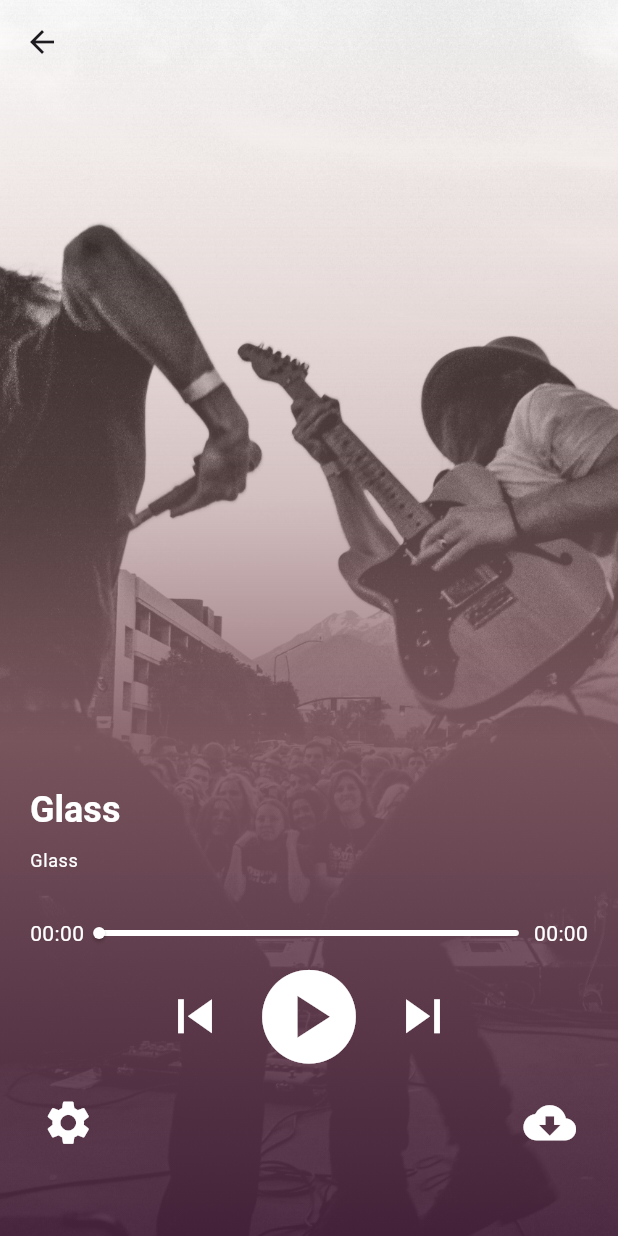
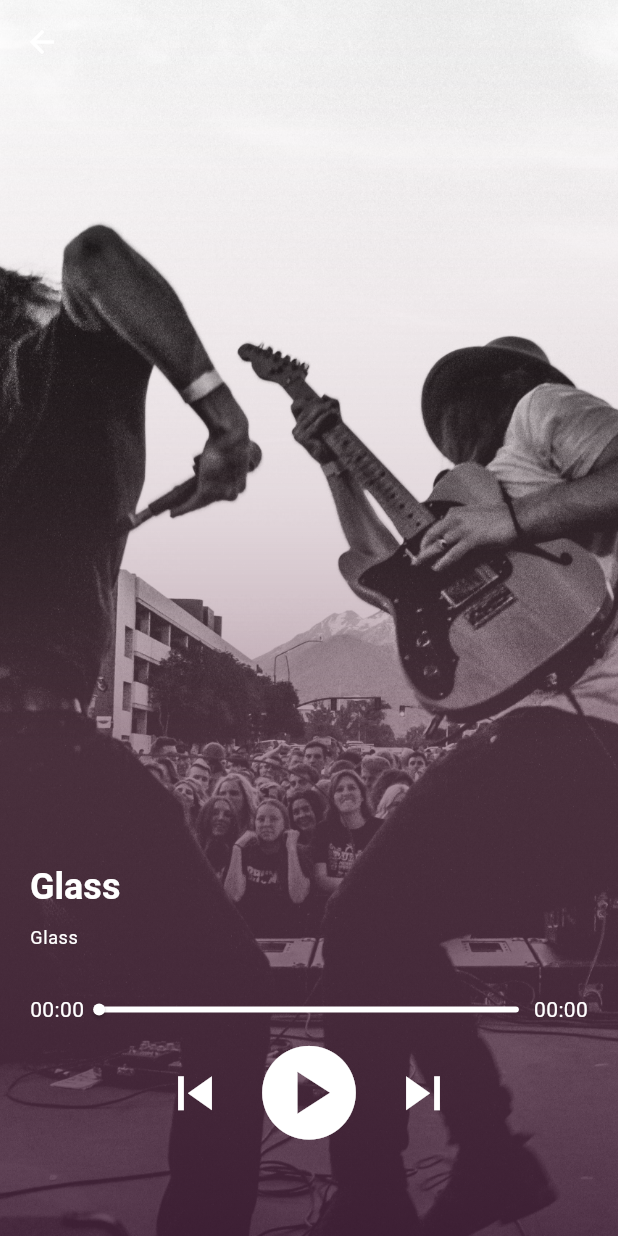
Before and after one commit to Nabilatusya/eternalmusic-mobile, a Flutter app: the screen it shows after launch, after a tap on "Glass", on a phone screen of 412 x 824 dp. Run offline on Flutter 3.47's test engine with Material 3 defaults, Android fonts, the phone set to English and light mode, and no system bars; our stand-ins replace get, google_fonts, just_audio, rxdart, supabase_flutter; accounts and stored records are empty; network calls fail.

Commit message:
bismillah bisa sampe demo akhir 1

```diff
--- a/lib/screens/home_screen.dart
+++ b/lib/screens/home_screen.dart
@@ -4,6 +4,7 @@ import 'package:musicplayer_app/widgets/section_header.dart';
 import 'package:musicplayer_app/widgets/song_card.dart';
 import '../models/playlist_model.dart';
 import 'package:musicplayer_app/models/song_models.dart';
+import 'package:google_fonts/google_fonts.dart';
 
 class HomeScreen extends StatelessWidget {
   const HomeScreen({Key? key}) : super(key: key);
@@ -20,7 +21,7 @@ class HomeScreen extends StatelessWidget {
           end: Alignment.bottomCenter,
           colors: [
             Color(0x49243E).withOpacity(0.9),
-            Color(0xDBAFA0).withOpacity(0.9),
+            Color(0xBB8493).withOpacity(0.9),
           ],
         ),
       ),
@@ -186,10 +187,10 @@ class _CustomNavBar extends StatelessWidget {
           icon: Icon(Icons.play_circle_outline),
           label: 'Play',
         ),
-        BottomNavigationBarItem(
-          icon: Icon(Icons.people_outline),
-          label: 'Profile',
-        ),
+        // BottomNavigationBarItem(
+        //   icon: Icon(Icons.people_outline),
+        //   label: 'Profile',
+        // ),
       ],
     );
   }
@@ -205,17 +206,27 @@ class _CustomAppBar extends StatelessWidget implements PreferredSizeWidget {
     return AppBar(
       backgroundColor: Colors.transparent,
       elevation: 0,
-      leading: const Icon(Icons.grid_view_rounded, color: Colors.white),
-      actions: [
-        Container(
-          margin: const EdgeInsets.only(right: 20),
-          child: const CircleAvatar(
-            backgroundImage: NetworkImage(
-              'https://images.unsplash.com/photo-1659025435463-a039676b45a0?ixlib=rb-1.2.1&ixid=MnwxMjA3fDB8MHxwaG90by1wYWdlfHx8fGVufDB8fHx8&auto=format&fit=crop&w=1287&q=80',
-            ),
-          ),
+      title: Text(
+        'EternalMusic',
+        style: TextStyle(
+          color: Colors.white,
+          fontSize: 20, // Ukuran teks
+          fontFamily: 'Jacquard 24', // Ganti dengan font dari Google Fonts
+          fontWeight: FontWeight.bold, // Atur ketebalan teks
         ),
-      ],
+      ),
+      centerTitle: true, // Untuk meletakkan judul di tengah
+      // leading: const Icon(Icons.grid_view_rounded, color: Colors.white),
+      // actions: [
+      //   Container(
+      //     margin: const EdgeInsets.only(right: 20),
+      //     child: const CircleAvatar(
+      //       backgroundImage: NetworkImage(
+      //         'https://images.unsplash.com/photo-1659025435463-a039676b45a0?ixlib=rb-1.2.1&ixid=MnwxMjA3fDB8MHxwaG90by1wYWdlfHx8fGVufDB8fHx8&auto=format&fit=crop&w=1287&q=80',
+      //       ),
+      //     ),
+      //   ),
+      // ],
     );
   }
 
--- a/lib/screens/playlist_screen.dart
+++ b/lib/screens/playlist_screen.dart
@@ -15,8 +15,8 @@ class PlaylistScreen extends StatelessWidget {
           begin: Alignment.topCenter,
           end: Alignment.bottomCenter,
           colors: [
-            Color(0x49243E).withOpacity(0.9),
-            Color(0xDBAFA0).withOpacity(0.9),
+            Color(0x49243E).withOpacity(0.3),
+            Color(0xBB8493).withOpacity(0.3),
           ],
         ),
       ),
@@ -25,6 +25,16 @@ class PlaylistScreen extends StatelessWidget {
         appBar: AppBar(
             backgroundColor: Colors.transparent,
             elevation: 0,
+            leading: IconButton(
+              icon: Icon(
+                Icons.arrow_back,
+                color: Colors.white,
+              ),
+              onPressed: () {
+                Navigator.of(context)
+                    .pop(); // Fungsi untuk kembali ke layar sebelumnya
+              },
+            ),
             title: const Text(
               'Playlist',
               style: TextStyle(
@@ -117,7 +127,7 @@ class _PlayOrShuffleSwitchState extends State<_PlayOrShuffleSwitch> {
         width: width,
         decoration: BoxDecoration(
           color: Colors.white,
-          borderRadius: BorderRadius.circular(15),
+          borderRadius: BorderRadius.circular(20),
         ),
         child: Stack(
           children: [
@@ -128,8 +138,8 @@ class _PlayOrShuffleSwitchState extends State<_PlayOrShuffleSwitch> {
                 height: 50,
                 width: width * 0.45,
                 decoration: BoxDecoration(
-                  color: Color(0x49243E),
-                  borderRadius: BorderRadius.circular(15),
+                  color: Color(0xFFBB8493),
+                  borderRadius: BorderRadius.circular(20),
                 ),
               ),
             ),
@@ -164,7 +174,7 @@ class _PlayOrShuffleSwitchState extends State<_PlayOrShuffleSwitch> {
                         child: Text(
                           'Shuffle',
                           style: TextStyle(
-                            color: isPlay ? Color(0x49243E) : Colors.white,
+                            color: isPlay ? Color(0xFF704264) : Colors.white,
                             fontSize: 17,
                           ),
                         ),
@@ -172,7 +182,7 @@ class _PlayOrShuffleSwitchState extends State<_PlayOrShuffleSwitch> {
                       const SizedBox(width: 10),
                       Icon(
                         Icons.shuffle,
-                        color: isPlay ? Color(0x49243E) : Colors.white,
+                        color: isPlay ? Color(0xFF704264) : Colors.white,
                       ),
                     ],
                   ),
--- a/lib/screens/song_screen.dart
+++ b/lib/screens/song_screen.dart
@@ -56,6 +56,16 @@ class _SongScreenState extends State<SongScreen> {
       appBar: AppBar(
         backgroundColor: Colors.transparent,
         elevation: 0,
+        leading: IconButton(
+          icon: Icon(
+            Icons.arrow_back,
+            color: Colors.white,
+          ),
+          onPressed: () {
+            Navigator.of(context)
+                .pop(); // Fungsi untuk kembali ke layar sebelumnya
+          },
+        ),
       ),
       extendBodyBehindAppBar: true,
       body: Stack(
@@ -133,24 +143,24 @@ class _MusicPlayer extends StatelessWidget {
           Row(
             mainAxisAlignment: MainAxisAlignment.spaceBetween,
             crossAxisAlignment: CrossAxisAlignment.center,
-            children: [
-              IconButton(
-                iconSize: 35,
-                onPressed: () {},
-                icon: const Icon(
-                  Icons.settings,
-                  color: Colors.white,
-                ),
-              ),
-              IconButton(
-                iconSize: 35,
-                onPressed: () {},
-                icon: const Icon(
-                  Icons.cloud_download,
-                  color: Colors.white,
-                ),
-              ),
-            ],
+            // children: [
+            //   IconButton(
+            //     iconSize: 35,
+            //     onPressed: () {},
+            //     icon: const Icon(
+            //       Icons.settings,
+            //       color: Colors.white,
+            //     ),
+            //   ),
+            //   IconButton(
+            //     iconSize: 35,
+            //     onPressed: () {},
+            //     icon: const Icon(
+            //       Icons.cloud_download,
+            //       color: Colors.white,
+            //     ),
+            //   ),
+            // ],
           ),
         ],
       ),
@@ -188,8 +198,8 @@ class _BackgroundFilter extends StatelessWidget {
             begin: Alignment.topCenter,
             end: Alignment.bottomCenter,
             colors: [
-                Color(0xDBAFA0).withOpacity(0.9),
-               Color(0x49243E).withOpacity(0.9),
+              Color(0xBB8493).withOpacity(0.18),
+              Color(0x49243E).withOpacity(0.8),
             ],
           ),
         ),
--- a/lib/widgets/playlist_card.dart
+++ b/lib/widgets/playlist_card.dart
@@ -61,7 +61,7 @@ class PlaylistCard extends StatelessWidget {
             IconButton(
               onPressed: () {},
               icon: const Icon(
-                Icons.play_circle,
+                Icons.play_circle_fill_outlined,
                 color: Colors.white,
               ),
             ),
--- a/lib/widgets/song_card.dart
+++ b/lib/widgets/song_card.dart
@@ -36,11 +36,19 @@ class SongCard extends StatelessWidget {
             ),
             Container(
               height: 50,
-              width: MediaQuery.of(context).size.width * 0.37,
+              width: MediaQuery.of(context).size.width * 0.38,
               margin: const EdgeInsets.only(bottom: 10),
               decoration: BoxDecoration(
-                borderRadius: BorderRadius.circular(15.0),
-                color: Colors.white.withOpacity(0.8),
+                borderRadius: BorderRadius.circular(22.0),
+                gradient: LinearGradient(
+                  begin: Alignment.bottomLeft,
+                  end: Alignment.bottomRight,
+                  colors: [
+                    Colors.black.withOpacity(0.8),
+                    Colors.white10
+                        .withOpacity(0.3), // Warna kedua untuk gradasi
+                  ],
+                ),
               ),
               child: Row(
                 mainAxisAlignment: MainAxisAlignment.spaceAround,
@@ -52,7 +60,7 @@ class SongCard extends StatelessWidget {
                       Text(
                         song.title,
                         style: Theme.of(context).textTheme.bodyLarge!.copyWith(
-                              color: Color(0xFF49243E),
+                              color: Colors.white,
                               fontWeight: FontWeight.bold,
                             ),
                       ),
@@ -60,14 +68,15 @@ class SongCard extends StatelessWidget {
                         song.description,
                         style: Theme.of(context).textTheme.bodySmall!.copyWith(
                               color: Colors.white,
-                              fontWeight: FontWeight.bold,
+                              fontWeight: FontWeight.normal,
                             ),
                       ),
                     ],
                   ),
                   const Icon(
-                    Icons.play_circle,
-                    color: Color(0xFF49243E),
+                    Icons.play_circle_outline_rounded,
+                    color: Colors.white,
+                    size: 32,
                   ),
                 ],
               ),
--- a/pubspec.yaml
+++ b/pubspec.yaml
@@ -82,7 +82,10 @@ flutter:
   # "family" key with the font family name, and a "fonts" key with a
   # list giving the asset and other descriptors for the font. For
   # example:
-  # fonts:
+  #fonts:
+   #- family: Jacquard 24
+    #-  fonts:
+    #-    - asset: assets/google_fonts/j
   #   - family: Schyler
   #     fonts:
   #       - asset: fonts/Schyler-Regular.ttf
```
Also changed, not shown: assets/google_fonts/Jacquard24-Regular.ttf (added).
